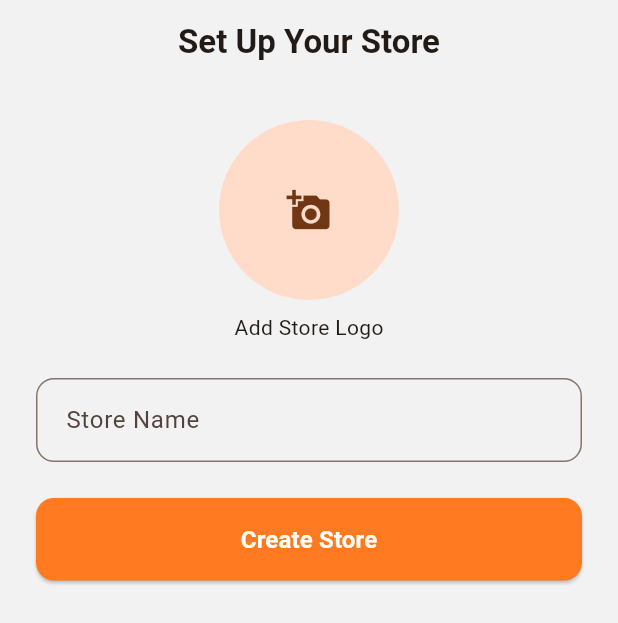
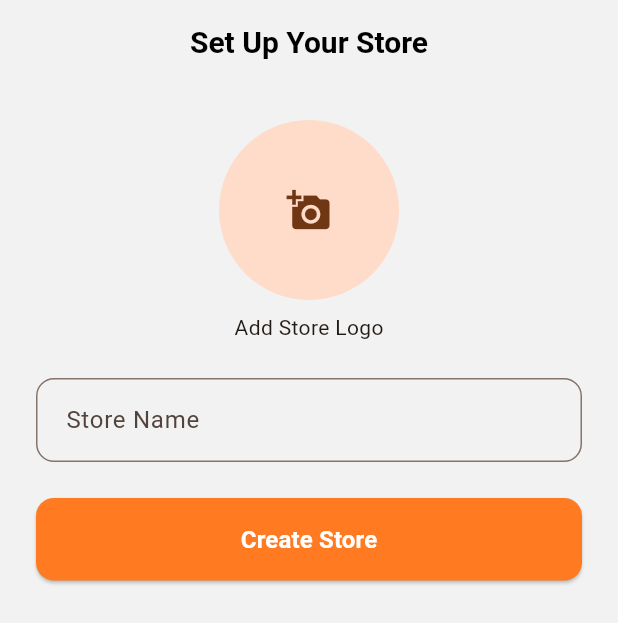
Before and after one commit to SimpliMinimalist/project, a Flutter app: the StoreSetupScreen screen opened by its route, on a phone screen of 412 x 824 dp. Shown: the top 623 px of the screen. Run offline on Flutter 3.47's test engine with Material 3 defaults, Android fonts, the phone set to English and light mode, and no system bars; our stand-ins replace carousel_slider, flutter_svg, go_router, google_fonts, image_picker, pinput and 1 more.

Commit message:
feat: Implement auto-hiding app bar and FAB

```diff
--- a/lib/core/theme.dart
+++ b/lib/core/theme.dart
@@ -10,6 +10,16 @@ final ThemeData appTheme = ThemeData(
   primaryColor: primaryColor,
   colorScheme: ColorScheme.fromSeed(seedColor: primaryColor),
   useMaterial3: true,
+  appBarTheme: const AppBarTheme(
+    backgroundColor: backgroundColor,
+    elevation: 0,
+    iconTheme: IconThemeData(color: Colors.black),
+    titleTextStyle: TextStyle(
+      color: Colors.black,
+      fontSize: 20,
+      fontWeight: FontWeight.bold,
+    ),
+  ),
   textSelectionTheme: const TextSelectionThemeData(
     cursorColor: primaryColor,
   ),
```
Also changed, not shown: lib/features/home/screens/home_screen.dart (+64 -18 lines), 1 other file.
